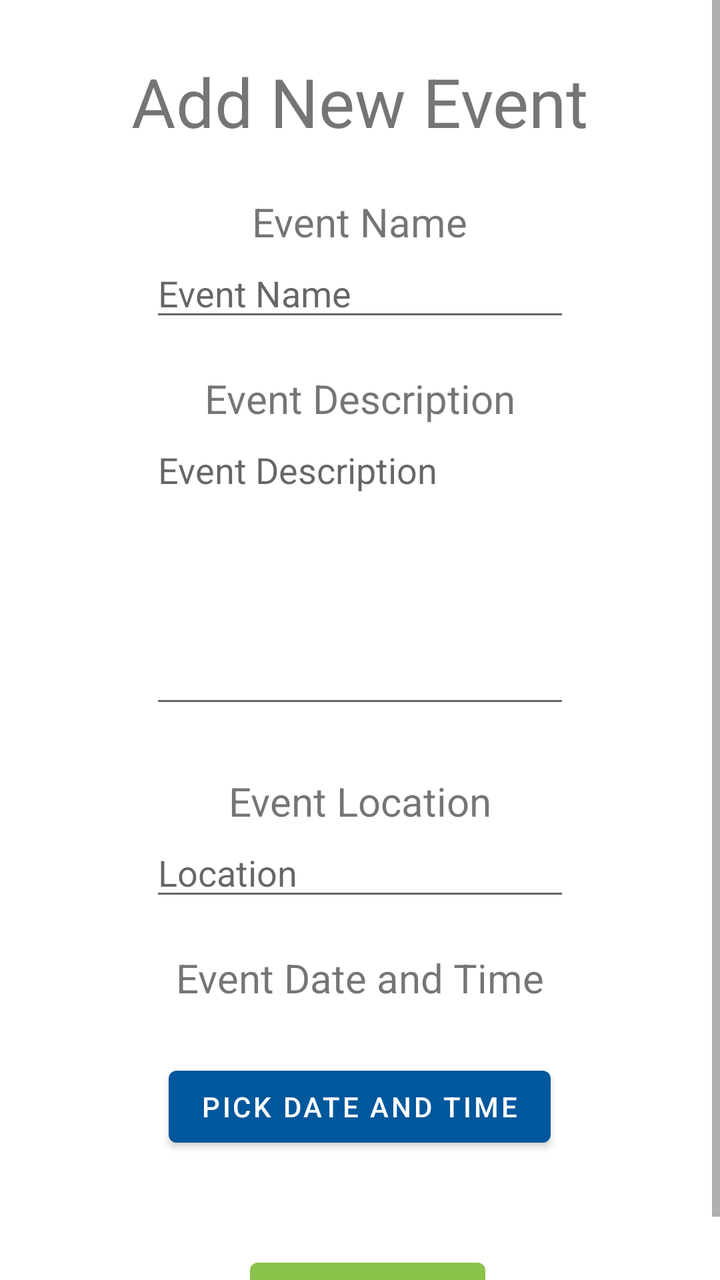
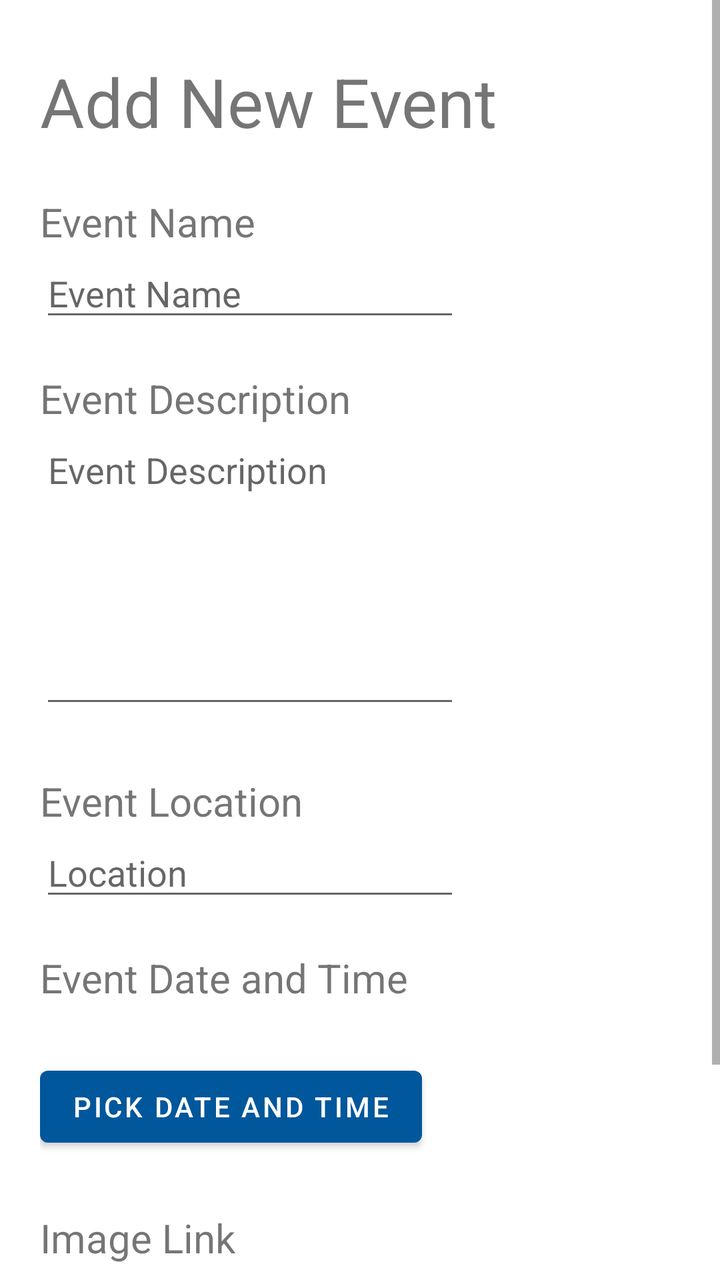

Screens rendered from an Android XML layout before and after an edit, with the pre-edit source and the edit as a unified diff.
<!-- AndroidManifest.xml: application theme Theme.CampusGuidebookTemplate -->
<!-- res/layout/add_event.xml -->
<?xml version="1.0" encoding="utf-8"?>
<androidx.constraintlayout.widget.ConstraintLayout xmlns:android="http://schemas.android.com/apk/res/android"
    xmlns:app="http://schemas.android.com/apk/res-auto"
    xmlns:tools="http://schemas.android.com/tools"
    android:id="@+id/frameLayout2"
    android:layout_width="match_parent"
    android:layout_height="match_parent"
    tools:context=".Application.AddEventFragment">

    

    <ScrollView
        android:layout_width="match_parent"
        android:layout_height="match_parent">

        <LinearLayout
            android:layout_width="match_parent"
            android:layout_height="wrap_content"
            android:gravity="center"
            android:orientation="vertical">

            <TextView
                android:id="@+id/textView4"
                android:layout_width="wrap_content"
                android:layout_height="wrap_content"
                android:layout_marginTop="28dp"
                android:text="Add New Event"
                android:textAlignment="viewStart"
                android:textSize="34sp" />

            <TextView
                android:id="@+id/textView5"
                android:layout_width="wrap_content"
                android:layout_height="wrap_content"
                android:layout_marginTop="24dp"
                android:text="Event Name"
                android:textSize="20sp" />

            <EditText
                android:id="@+id/editTextEventName"
                android:layout_width="wrap_content"
                android:layout_height="wrap_content"
                android:ems="10"
                android:hint="Event Name"
                android:inputType="textPersonName" />

            <TextView
                android:id="@+id/textView6"
                android:layout_width="wrap_content"
                android:layout_height="wrap_content"
                android:layout_marginTop="20dp"
                android:text="Event Description"
                android:textSize="20sp"

                />

            <EditText
                android:id="@+id/editTextEventDescription"
                android:layout_width="wrap_content"
                android:layout_height="wrap_content"
                android:ems="10"
                android:gravity="top|start"
                android:hint="Event Description"
                android:inputType="textMultiLine"
                android:lines="4"
                android:maxLines="6"
                android:minLines="6"
                android:scrollbars="vertical" />

            <TextView
                android:id="@+id/textView7"
                android:layout_width="wrap_content"
                android:layout_height="wrap_content"
                android:layout_marginTop="28dp"
                android:text="Event Location"
                android:textSize="20sp" />

            <EditText
                android:id="@+id/editTextEventLocation"
                android:layout_width="wrap_content"
                android:layout_height="wrap_content"
                android:ems="10"
                android:hint="Location"
                android:inputType="textPersonName" />

            <TextView
                android:id="@+id/textView8"
                android:layout_width="wrap_content"
                android:layout_height="wrap_content"
                android:layout_marginTop="20dp"
                android:text="Event Date and Time"
                android:textSize="20sp" />

            <TextView
                android:id="@+id/textViewDateTime"
                android:layout_width="wrap_content"
                android:layout_height="wrap_content" />

            <Button
                android:id="@+id/btnPickDateTime"
                android:layout_width="wrap_content"
                android:layout_height="wrap_content"
                android:layout_centerHorizontal="true"
                android:layout_marginTop="8dp"
                android:text="Pick Date and Time" />

            <Button
                android:id="@+id/addNewEventBtn"
                android:layout_width="wrap_content"
                android:layout_height="wrap_content"
                android:layout_marginStart="4dp"
                android:layout_marginTop="48dp"
                android:backgroundTint="#8BC34A"
                android:text="Add Event" />
        </LinearLayout>
    </ScrollView>


</androidx.constraintlayout.widget.ConstraintLayout>
<!-- resources referenced by this layout -->
<resources>
  <style name="Theme.CampusGuidebookTemplate" parent="Theme.MaterialComponents.DayNight.DarkActionBar">
          
  
  
          <item name="colorOnPrimary">@color/white</item>
          
  
  
          <item name="colorOnSecondary">@color/black</item>
          
          <item name="android:statusBarColor" tools:targetApi="l">?attr/colorPrimaryVariant</item>
          
          <item name="colorPrimary">@color/blue_1</item>
          <item name="colorPrimaryVariant">@color/blue_2</item>
          <item name="colorSecondary">@color/gray_1</item>
          <item name="colorSecondaryVariant">@color/gray_2</item>
  
      </style>
  <color name="white">#FFFFFFFF</color>
  <color name="black">#FF000000</color>
  <color name="blue_1">#FF01579B</color>
  <color name="blue_2">#FF002F6C</color>
  <color name="gray_1">#FFE1E2E1</color>
  <color name="gray_2">#FFA7A9AC</color>
</resources>

<!-- the commit's change to res/layout/add_event.xml (unified diff, before → after) -->
@@ -16,7 +16,9 @@
         <LinearLayout
             android:layout_width="match_parent"
             android:layout_height="wrap_content"
-            android:gravity="center"
+            android:layout_marginLeft="20dp"
+            android:layout_marginRight="20dp"
+            android:gravity="left"
             android:orientation="vertical">
 
             <TextView
@@ -102,7 +104,24 @@
                 android:layout_height="wrap_content"
                 android:layout_centerHorizontal="true"
                 android:layout_marginTop="8dp"
+                android:layout_marginBottom="20dp"
                 android:text="Pick Date and Time" />
+
+            <TextView
+                android:id="@+id/textView9"
+                android:layout_width="wrap_content"
+                android:layout_height="wrap_content"
+                android:layout_marginTop="8dp"
+                android:text="Image Link"
+                android:textSize="20sp" />
+
+            <EditText
+                android:id="@+id/editTextImageLink"
+                android:layout_width="wrap_content"
+                android:layout_height="wrap_content"
+                android:ems="10"
+                android:hint="Enter link of image"
+                android:inputType="textPersonName" />
 
             <Button
                 android:id="@+id/addNewEventBtn"
@@ -112,6 +131,7 @@
                 android:layout_marginTop="48dp"
                 android:backgroundTint="#8BC34A"
                 android:text="Add Event" />
+
         </LinearLayout>
     </ScrollView>
 
